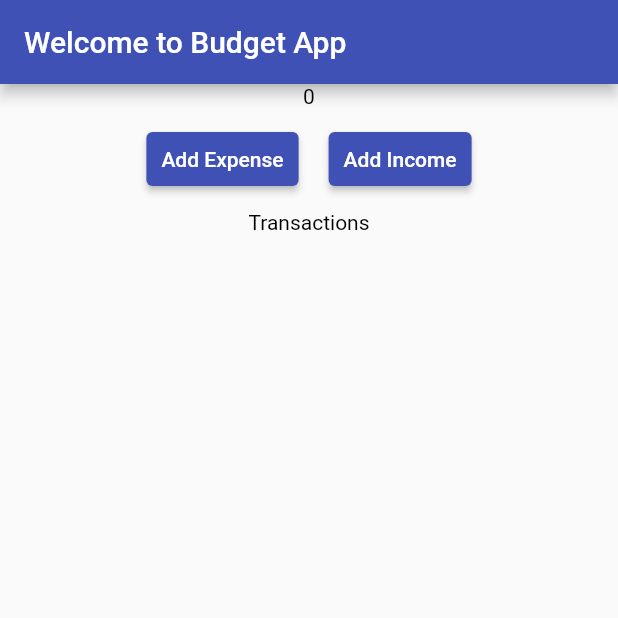
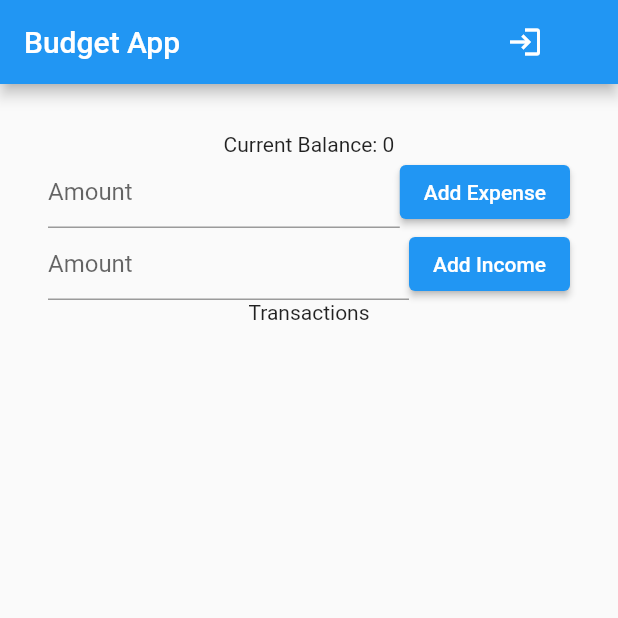
Before and after one commit to 1995YogeshSharma/budget-app, a Flutter app: the screen it shows after launch, on a phone screen of 412 x 824 dp, the top half of it. Run offline on Flutter 3.47's test engine with Material 2 defaults, Android fonts, the phone set to English and light mode, and no system bars; our stand-ins replace appwrite.

Commit message:
Flutter design ready

```diff
--- a/budget_app/lib/main.dart
+++ b/budget_app/lib/main.dart
@@ -1,94 +1,145 @@
 import 'package:flutter/material.dart';
+import 'package:appwrite/appwrite.dart';
 
 void main() {
-  runApp(BudgetApp());
+  // runApp(BudgetApp());
+  runApp(new MaterialApp(
+    home: new BudgetApp(),
+  ));
 }
 
-class BudgetApp extends StatelessWidget {
-  // This widget is the root of your application.
+class BudgetApp extends StatefulWidget {
   @override
-  Widget build(BuildContext context) {
-    return MaterialApp(
-      title: 'Budget App',
-      theme: ThemeData(
-        colorScheme: ColorScheme.fromSwatch(
-          primarySwatch: Colors.indigo,
-        ).copyWith(
-          secondary: Colors.teal,
-        ),
-        textTheme: const TextTheme(bodyText2: TextStyle(color: Colors.black)),
-      ),
-      home: MainPage(),
-    );
-  }
+  _state createState() => new _state();
 }
 
-class MainPage extends StatefulWidget {
-  const MainPage({Key? key}) : super(key: key);
+class TransactionRow extends StatelessWidget {
+  String date = "";
+  String type = "";
+  String amount = "";
 
-  @override
-  _MainPageState createState() => _MainPageState();
-}
-
-class _MainPageState extends State<MainPage> {
-  int amount = 0;
-
-  void updateBalance(int adjustAmount) {
-    amount = amount + adjustAmount;
-    setState(() {});
+  TransactionRow(String date, String type, String amount) {
+    this.date = date;
+    this.type = type;
+    this.amount = amount;
   }
 
   @override
   Widget build(BuildContext context) {
-    return Scaffold(
-        appBar: AppBar(title: const Text('Welcome to Budget App')),
-        body: Center(
-            child: Column(
-          crossAxisAlignment: CrossAxisAlignment.center,
-          children: [
-            Text('$amount'),
-            Row(
-              mainAxisAlignment: MainAxisAlignment.center,
-              children: [
-                Container(
-                  child: ElevatedButton(
-                    child: Text('Add Expense'),
-                    onPressed: () => updateBalance(-5),
-                    style: ButtonStyle(
-                        padding: MaterialStateProperty.all<EdgeInsets>(
-                            EdgeInsets.all(10))),
-                  ),
-                  margin: EdgeInsets.all(10),
-                ),
-                Container(
-                  child: ElevatedButton(
-                    child: Text('Add Income'),
-                    onPressed: () => updateBalance(5),
-                    style: ButtonStyle(
-                        padding: MaterialStateProperty.all<EdgeInsets>(
-                            EdgeInsets.all(10))),
-                  ),
-                  margin: EdgeInsets.all(10),
-                )
-              ],
-            ),
-            Text('Transactions')
-          ],
-        )));
+    return Row(children: <Widget>[
+      Expanded(child: Text(date)),
+      Expanded(child: Text(type)),
+      Expanded(child: Text(amount)),
+    ]);
   }
 }
 
-class BalanceWidget extends StatefulWidget {
-  const BalanceWidget({Key? key}) : super(key: key);
+class _state extends State<BudgetApp> {
+  int _amount = 0;
+  int _expenseAmount = 0;
+  int _incomeAmount = 0;
+  List<TransactionRow> _transactions = [];
+
+  TextEditingController _expenseController = new TextEditingController();
+  TextEditingController _incomeController = new TextEditingController();
 
   @override
-  _BalanceWidgetState createState() => _BalanceWidgetState();
-}
+  void initState() {
+    super.initState();
+    _expenseController.addListener(() {
+      setState(() {
+        this._expenseAmount = int.parse(_expenseController.text);
+      });
+    });
+    _incomeController.addListener(() {
+      setState(() {
+        this._incomeAmount = int.parse(_incomeController.text);
+      });
+    });
+  }
 
-class _BalanceWidgetState extends State<BalanceWidget> {
-  int amount = 0;
   @override
   Widget build(BuildContext context) {
-    return Container(child: Text(amount.toString()));
+    void _addExpenseClick() {
+      _amount = _amount - _expenseAmount;
+      _transactions.add(TransactionRow(
+          DateTime.now().toString(), "Expense", _expenseAmount.toString()));
+      setState(() {
+        _expenseController.text = "";
+      });
+    }
+
+    void _addIncomeClick() {
+      _amount = _amount + _incomeAmount;
+      _transactions.add(TransactionRow(
+          DateTime.now().toString(), "Income", _incomeAmount.toString()));
+      setState(() {
+        _incomeController.text = "";
+      });
+    }
+
+    return Scaffold(
+        appBar: AppBar(
+          title: Text("Budget App"),
+          actions: [
+            IconButton(
+              icon: Icon(Icons.login),
+              onPressed: () => showModalBottomSheet(
+                  context: context,
+                  builder: (context) => Container(
+                      padding: EdgeInsets.only(right: 30.0, left: 30.0),
+                      child: Column(children: [
+                        TextField(
+                          decoration: InputDecoration(hintText: "User Name"),
+                          keyboardType: TextInputType.text,
+                          controller: null,
+                        ),
+                        TextField(
+                          decoration: InputDecoration(hintText: "Password"),
+                          keyboardType: TextInputType.text,
+                          controller: null,
+                        ),
+                        ElevatedButton(
+                            onPressed: () => {}, child: Text("Login"))
+                      ]))),
+              padding: EdgeInsets.only(right: 50.0),
+            )
+          ],
+        ),
+        body: Container(
+          padding: EdgeInsets.all(32.0),
+          child: Center(
+              child: Column(
+            children: <Widget>[
+              Text("Current Balance: " + _amount.toString()),
+              Row(children: <Widget>[
+                Flexible(
+                    child: TextField(
+                        decoration: InputDecoration(hintText: "Amount"),
+                        keyboardType: TextInputType.number,
+                        controller: _expenseController)),
+                ElevatedButton(
+                    onPressed: _addExpenseClick, child: Text("Add Expense"))
+              ]),
+              Row(
+                children: <Widget>[
+                  Flexible(
+                      child: TextField(
+                    decoration: InputDecoration(hintText: "Amount"),
+                    keyboardType: TextInputType.number,
+                    controller: _incomeController,
+                  )),
+                  ElevatedButton(
+                      onPressed: _addIncomeClick, child: Text("Add Income")),
+                ],
+              ),
+              Text("Transactions"),
+              Column(
+                  children: _transactions.map((TransactionRow transaction) {
+                return transaction;
+              }).toList())
+            ],
+          )),
+        ));
   }
 }
--- a/budget_app/pubspec.yaml
+++ b/budget_app/pubspec.yaml
@@ -24,6 +24,7 @@ dependencies:
   flutter:
     sdk: flutter
   provider: ^3.1.0
+  appwrite: ^2.0.1
 
 
   # The following adds the Cupertino Icons font to your application.
```
Also changed, not shown: budget_app/pubspec.lock, 4 other files.
